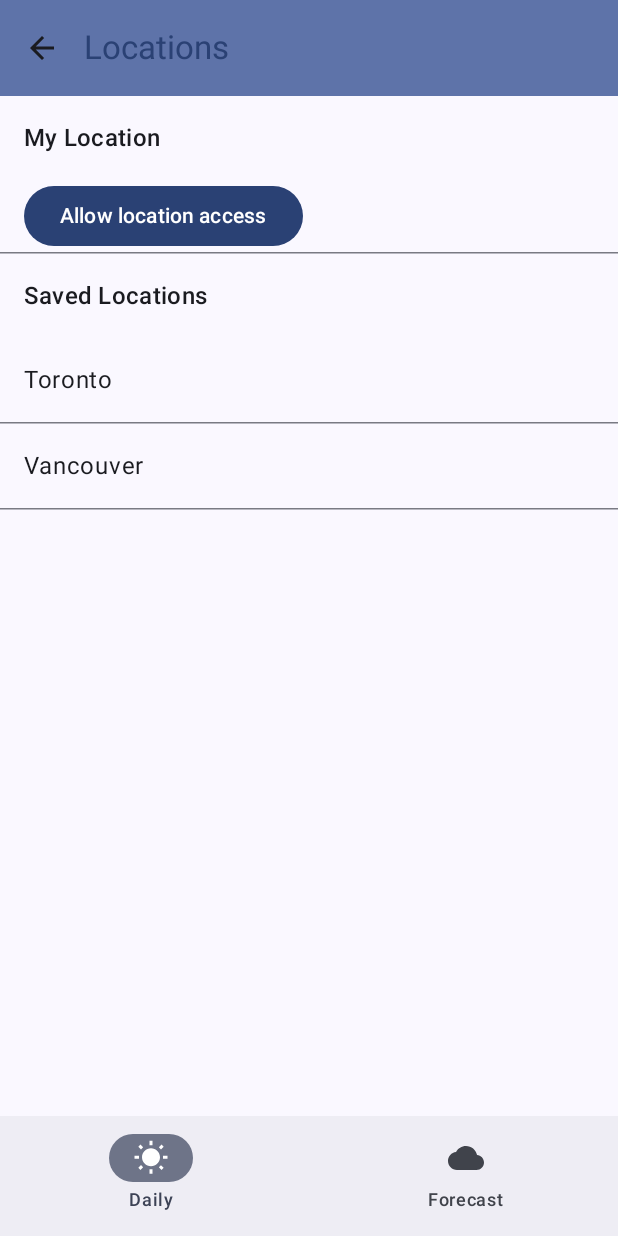
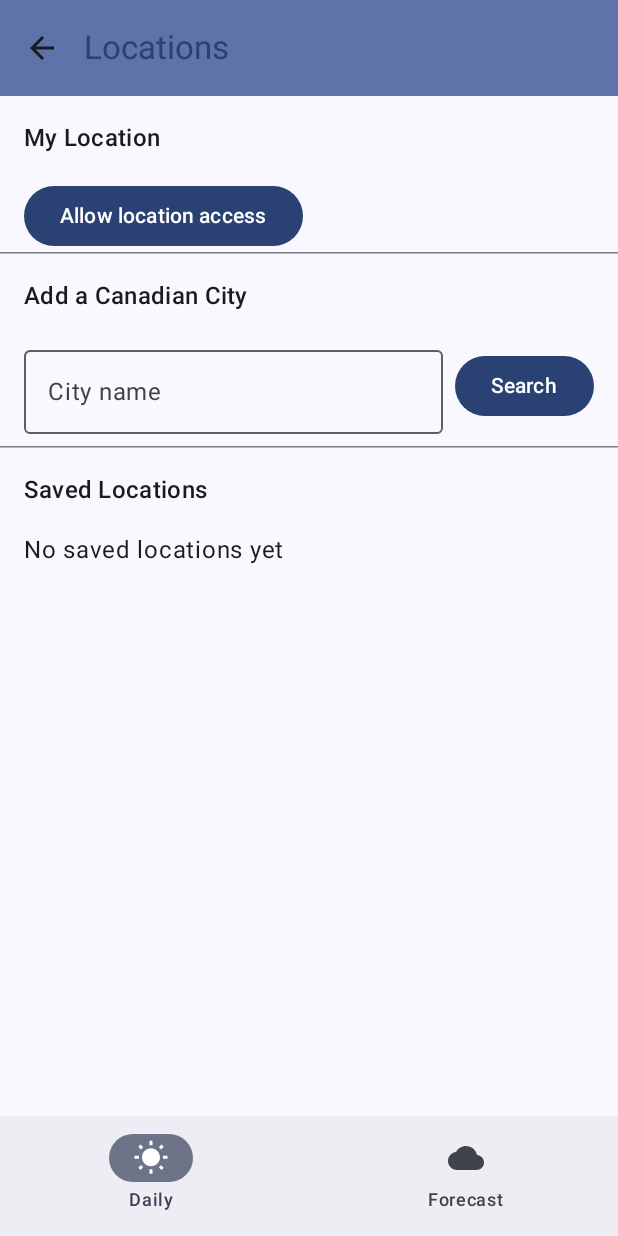
Before and after one commit to loganhattie2006-ink/WeatherApp, an Android app built with Jetpack Compose: the LocationsScreen screen opened through its navigation route, on a phone screen of 412 x 824 dp. Run offline under Robolectric (Android 15) with nearby library versions, the phone set to English and light mode, and no system bars; pictures from the network do not load.

Commit message:
Can search for cities. but doesnt save after restarts

```diff
--- a/app/src/main/java/com/example/weatherapp/Data/weatherAPI.kt
+++ b/app/src/main/java/com/example/weatherapp/Data/weatherAPI.kt
@@ -1,5 +1,6 @@
 package com.example.weatherapp.Data
 
+import com.example.weatherapp.Data.dao.SearchResult
 import com.example.weatherapp.Data.dao.WeatherResponse
 import retrofit2.http.GET
 import retrofit2.http.Query
@@ -11,4 +12,10 @@ interface WeatherAPI {
         @Query("q") location: String,
         @Query("days") days: Int
     ): WeatherResponse
+
+    @GET("v1/search.json")
+    suspend fun searchLocations(
+        @Query("key") key: String,
+        @Query("q") query: String
+    ): List<SearchResult>
 }
--- a/app/src/main/java/com/example/weatherapp/MainViewModel.kt
+++ b/app/src/main/java/com/example/weatherapp/MainViewModel.kt
@@ -17,6 +17,7 @@ import retrofit2.Retrofit
 import retrofit2.converter.gson.GsonConverterFactory
 import kotlin.jvm.java
 import androidx.compose.runtime.mutableStateListOf
+import com.example.weatherapp.Data.dao.SearchResult
 
 class MainViewModel : ViewModel() {
 
@@ -38,8 +39,29 @@ class MainViewModel : ViewModel() {
     var myLocationQuery by mutableStateOf<String?>(null)  // the "lat,lon" so it can be reloaded later
         private set
 
-    // placeholders to test selecting; step 2 replaces these with real adds, step 3 to save
-    val savedLocations = mutableStateListOf("Toronto", "Vancouver")
+    var searchResults by mutableStateOf<List<SearchResult>>(emptyList())
+        private set
+
+    val savedLocations = mutableStateListOf<SearchResult>() // replaces the "Toronto"/"Vancouver" placeholders
+
+    fun searchCities(query: String) {
+        if (query.isBlank()) return
+        viewModelScope.launch {
+            try {
+                searchResults = api.searchLocations(API_KEY, query.trim())
+                    .filter { it.country == "Canada" } // the endpoint searches worldwide, so keep only Canadian places as the reqs wanted
+            } catch (e: Exception) {
+                searchResults = emptyList()
+                android.util.Log.e("WeatherApp", "searchCities failed", e)
+            }
+        }
+    }
+
+    fun addSavedLocation(place: SearchResult) {
+        if (savedLocations.none { it.id == place.id }) { // don't allow the same city twice
+            savedLocations.add(place)
+        }
+    }
 
     fun loadWeather(location: String, isMyLocation: Boolean = false) {
         viewModelScope.launch {
--- a/app/src/main/java/com/example/weatherapp/ui/Navigation.kt
+++ b/app/src/main/java/com/example/weatherapp/ui/Navigation.kt
@@ -156,15 +156,18 @@ fun Navigation(viewModel: MainViewModel = viewModel()) {
                 LocationsScreen(
                     innerPadding = innerPadding,
                     myLocationName = viewModel.myLocationName,
+                    searchResults = viewModel.searchResults,
                     savedLocations = viewModel.savedLocations,
                     onSelectMyLocation = {
                         viewModel.myLocationQuery?.let { viewModel.loadWeather(it, isMyLocation = true) }
                         navController.popBackStack()
                     },
-                    onSelectSaved = { name ->
-                        viewModel.loadWeather(name)
+                    onSelectSaved = { place ->
+                        viewModel.loadWeather("id:${place.id}") // the exact-match format, so no mix-ups between same-named cities
                         navController.popBackStack()
                     },
+                    onSearch = { viewModel.searchCities(it) },
+                    onAdd = { viewModel.addSavedLocation(it) },
                     onRequestPermission = {
                         permissionLauncher.launch(
                             arrayOf(Manifest.permission.ACCESS_FINE_LOCATION, Manifest.permission.ACCESS_COARSE_LOCATION)
--- a/app/src/main/java/com/example/weatherapp/ui/screens/LocationsScreen.kt
+++ b/app/src/main/java/com/example/weatherapp/ui/screens/LocationsScreen.kt
@@ -2,41 +2,56 @@ package com.example.weatherapp.ui.screens
 
 import androidx.compose.foundation.clickable
 import androidx.compose.foundation.layout.PaddingValues
+import androidx.compose.foundation.layout.Row
+import androidx.compose.foundation.layout.Spacer
 import androidx.compose.foundation.layout.fillMaxWidth
 import androidx.compose.foundation.layout.padding
+import androidx.compose.foundation.layout.width
 import androidx.compose.foundation.lazy.LazyColumn
 import androidx.compose.foundation.lazy.items
+import androidx.compose.foundation.text.KeyboardActions
+import androidx.compose.foundation.text.KeyboardOptions
 import androidx.compose.material3.Button
 import androidx.compose.material3.HorizontalDivider
 import androidx.compose.material3.MaterialTheme
+import androidx.compose.material3.OutlinedTextField
 import androidx.compose.material3.Text
 import androidx.compose.runtime.Composable
+import androidx.compose.runtime.getValue
+import androidx.compose.runtime.mutableStateOf
+import androidx.compose.runtime.remember
+import androidx.compose.runtime.setValue
+import androidx.compose.ui.Alignment
 import androidx.compose.ui.Modifier
+import androidx.compose.ui.text.input.ImeAction
 import androidx.compose.ui.unit.dp
+import com.example.weatherapp.Data.dao.SearchResult
 
 @Composable
 fun LocationsScreen(
     innerPadding: PaddingValues,
     myLocationName: String?,
-    savedLocations: List<String>,
+    searchResults: List<SearchResult>,
+    savedLocations: List<SearchResult>,
     onSelectMyLocation: () -> Unit,
-    onSelectSaved: (String) -> Unit,
+    onSelectSaved: (SearchResult) -> Unit,
+    onSearch: (String) -> Unit,
+    onAdd: (SearchResult) -> Unit,
     onRequestPermission: () -> Unit
 ) {
+    var query by remember { mutableStateOf("") } // what's typed in the box, only this screen needs it
+
     LazyColumn(modifier = Modifier.padding(innerPadding)) {
 
         item { Text("My Location", style = MaterialTheme.typography.titleMedium, modifier = Modifier.padding(16.dp)) }
 
         item {
-            if (myLocationName != null) { // permission was granted and the device location has loaded
+            if (myLocationName != null) {
                 Text(
                     text = myLocationName,
-                    modifier = Modifier
-                        .fillMaxWidth()
-                        .clickable { onSelectMyLocation() }
-                        .padding(16.dp)
+                    modifier = Modifier.fillMaxWidth().clickable { onSelectMyLocation() }.padding(16.dp)
                 )
-            } else { // no device location yet, so offer to ask for permission
+            } else {
                 Button(onClick = onRequestPermission, modifier = Modifier.padding(horizontal = 16.dp)) {
                     Text("Allow location access")
                 }
@@ -45,19 +60,52 @@ fun LocationsScreen(
 
         item { HorizontalDivider() }
 
+        item { Text("Add a Canadian City", style = MaterialTheme.typography.titleMedium, modifier = Modifier.padding(16.dp)) }
+
+        item {
+            Row(
+                verticalAlignment = Alignment.CenterVertically,
+                modifier = Modifier.fillMaxWidth().padding(horizontal = 16.dp)
+            ) {
+                OutlinedTextField(
+                    value = query,
+                    onValueChange = { query = it },
+                    label = { Text("City name") },
+                    singleLine = true,
+                    keyboardOptions = KeyboardOptions(imeAction = ImeAction.Search), // keyboard shows a search key
+                    keyboardActions = KeyboardActions(onSearch = { onSearch(query) }),
+                    modifier = Modifier.weight(1f)
+                )
+                Spacer(modifier = Modifier.width(8.dp))
+                Button(onClick = { onSearch(query) }) { Text("Search") }
+            }
+        }
+
+        items(searchResults) { place ->
+            val alreadySaved = savedLocations.any { it.id == place.id }
+            Row(
+                verticalAlignment = Alignment.CenterVertically,
+                modifier = Modifier.fillMaxWidth().padding(horizontal = 16.dp, vertical = 4.dp)
+            ) {
+                Text("${place.name}, ${place.region}", modifier = Modifier.weight(1f))
+                Button(onClick = { onAdd(place) }, enabled = !alreadySaved) {
+                    Text(if (alreadySaved) "Saved" else "Add")
+                }
+            }
+        }
+
+        item { HorizontalDivider(modifier = Modifier.padding(top = 8.dp)) }
+
         item { Text("Saved Locations", style = MaterialTheme.typography.titleMedium, modifier = Modifier.padding(16.dp)) }
 
         if (savedLocations.isEmpty()) {
             item { Text("No saved locations yet", modifier = Modifier.padding(horizontal = 16.dp)) }
         }
 
-        items(savedLocations) { name ->
+        items(savedLocations) { place ->
             Text(
-                text = name,
-                modifier = Modifier
-                    .fillMaxWidth()
-                    .clickable { onSelectSaved(name) }
-                    .padding(16.dp)
+                text = "${place.name}, ${place.region}",
+                modifier = Modifier.fillMaxWidth().clickable { onSelectSaved(place) }.padding(16.dp)
             )
             HorizontalDivider()
         }
```
Also changed, not shown: app/src/main/java/com/example/weatherapp/Data/dao/SearchResult.kt (added, +8 -0 lines).
